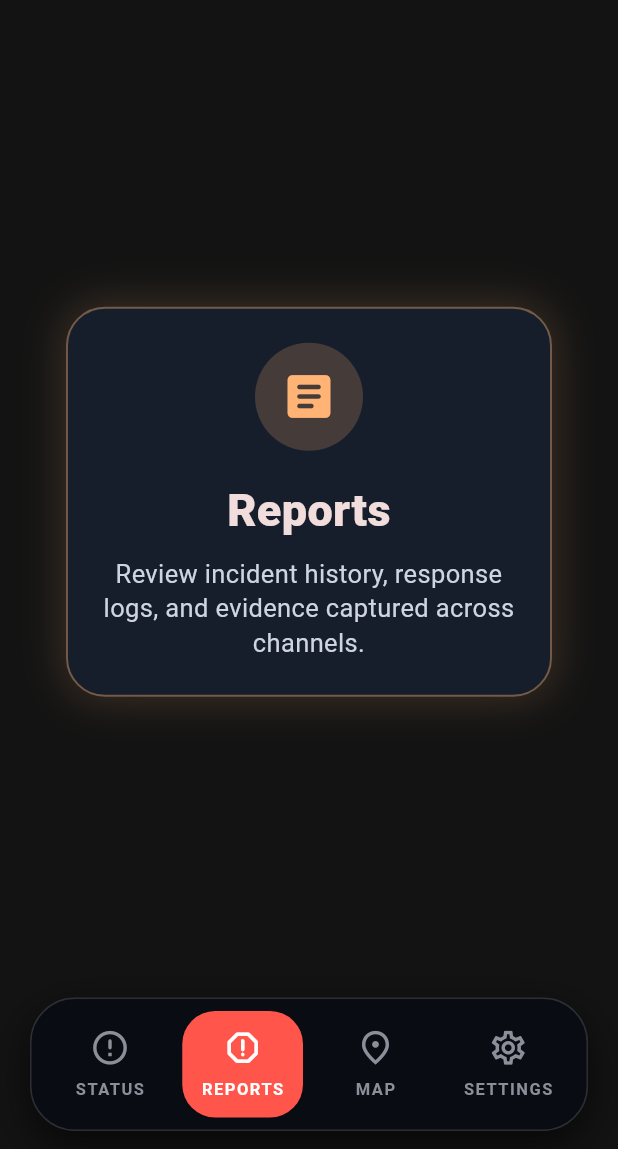
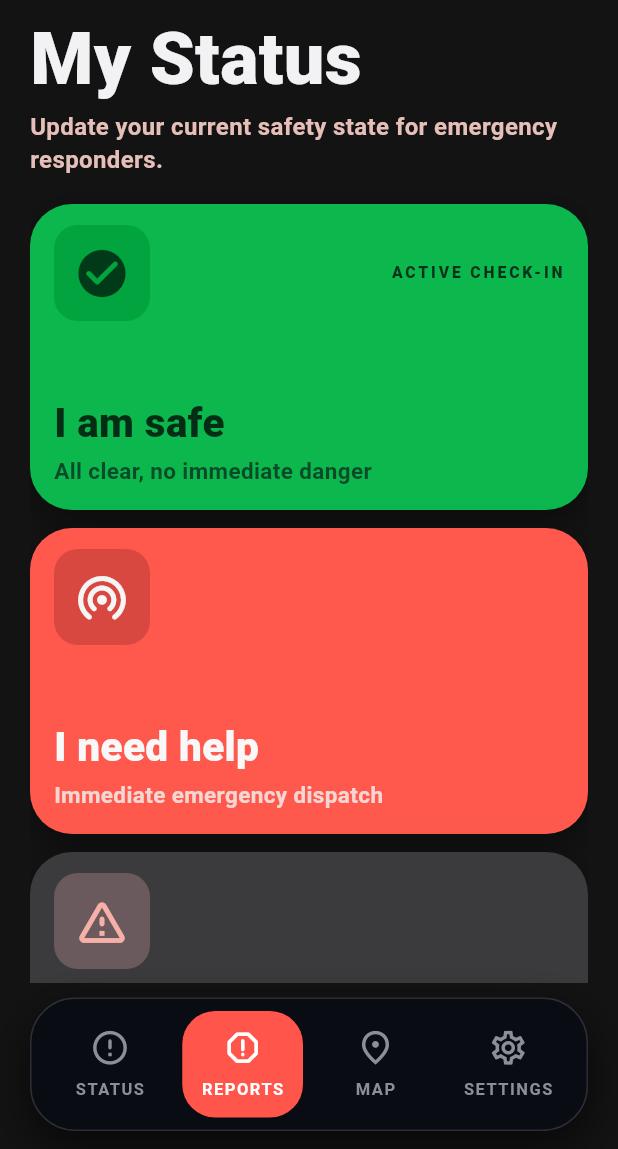
Before and after one commit to devansharora18/argos, a Flutter app: the screen it shows after launch, item 2 of the bottom bar chosen, on a phone screen of 412 x 824 dp, the part 87-1236 px from its top. Run offline on Flutter 3.47's test engine with Material 3 defaults, Android fonts, the phone set to English and light mode, and no system bars; our stand-ins replace flutter_riverpod.

Commit message:
feat: add ReportsStatusPage with routing and UI for status updates

```diff
--- a/argos_app/lib/routing/app_router.dart
+++ b/argos_app/lib/routing/app_router.dart
@@ -4,6 +4,7 @@ import '../models/argos_tab.dart';
 import '../screens/action_page.dart';
 import '../screens/argos_home_page.dart';
 import '../screens/map_alert_page.dart';
+import '../screens/reports_status_page.dart';
 import '../screens/text_report_page.dart';
 import '../screens/voice_report_page.dart';
 import 'app_routes.dart';
@@ -53,14 +54,9 @@ class AppRouter {
           beginOffset: const Offset(0, -0.2),
         );
       case AppRoutes.reports:
-        return _buildActionRoute(
+        return _buildReportsRoute(
           settings: settings,
           selectedTab: ArgosTab.reports,
-          title: 'Reports',
-          subtitle:
-              'Review incident history, response logs, and evidence captured across channels.',
-          icon: Icons.article_rounded,
-          accent: const Color(0xFFFFB476),
           beginOffset: const Offset(0.14, 0),
         );
       case AppRoutes.map:
@@ -221,4 +217,35 @@ class AppRouter {
       },
     );
   }
+
+  static Route<void> _buildReportsRoute({
+    required RouteSettings settings,
+    required ArgosTab selectedTab,
+    required Offset beginOffset,
+  }) {
+    return PageRouteBuilder<void>(
+      settings: settings,
+      transitionDuration: const Duration(milliseconds: 320),
+      reverseTransitionDuration: const Duration(milliseconds: 220),
+      pageBuilder: (_, __, ___) => ReportsStatusPage(selectedTab: selectedTab),
+      transitionsBuilder: (_, animation, __, child) {
+        final curved = CurvedAnimation(
+          parent: animation,
+          curve: Curves.easeOutCubic,
+          reverseCurve: Curves.easeInCubic,
+        );
+
+        return FadeTransition(
+          opacity: curved,
+          child: SlideTransition(
+            position: Tween<Offset>(
+              begin: beginOffset,
+              end: Offset.zero,
+            ).animate(curved),
+            child: child,
+          ),
+        );
+      },
+    );
+  }
 }
--- /dev/null
+++ b/argos_app/lib/screens/reports_status_page.dart
@@ -0,0 +1,469 @@
+import 'dart:math' as math;
+
+import 'package:flutter/material.dart';
+
+import '../models/argos_tab.dart';
+import '../widgets/argos_screen_shell.dart';
+
+class ReportsStatusPage extends StatelessWidget {
+  const ReportsStatusPage({super.key, this.selectedTab = ArgosTab.reports});
+
+  final ArgosTab selectedTab;
+
+  @override
+  Widget build(BuildContext context) {
+    return ArgosScreenShell(
+      selectedTab: selectedTab,
+      child: SingleChildScrollView(
+        physics: const BouncingScrollPhysics(
+          parent: AlwaysScrollableScrollPhysics(),
+        ),
+        child: Column(
+          crossAxisAlignment: CrossAxisAlignment.start,
+          children: const [
+            SizedBox(height: 2),
+            Text(
+              'My Status',
+              style: TextStyle(
+                color: Color(0xFFF2F2F4),
+                fontSize: 48,
+                fontWeight: FontWeight.w800,
+                height: 1,
+              ),
+            ),
+            SizedBox(height: 10),
+            Text(
+              'Update your current safety state for emergency responders.',
+              style: TextStyle(
+                color: Color(0xFFE6BFB8),
+                fontSize: 16,
+                fontWeight: FontWeight.w600,
+                height: 1.35,
+              ),
+            ),
+            SizedBox(height: 18),
+            _StatusCard(
+              backgroundColor: Color(0xFF0CB74E),
+              tileColor: Color(0xFF01A43E),
+              icon: Icons.check_circle_rounded,
+              iconColor: Color(0xFF013A18),
+              title: 'I am safe',
+              subtitle: 'All clear, no immediate danger',
+              titleColor: Color(0xFF032D15),
+              subtitleColor: Color(0xFF094B27),
+              badgeText: 'ACTIVE CHECK-IN',
+              badgeColor: Color(0xFF043317),
+            ),
+            SizedBox(height: 12),
+            _StatusCard(
+              backgroundColor: Color(0xFFFF594E),
+              tileColor: Color(0xFFD94840),
+              icon: Icons.wifi_tethering_rounded,
+              iconColor: Color(0xFFF5F5F6),
+              title: 'I need help',
+              subtitle: 'Immediate emergency dispatch',
+              titleColor: Color(0xFFF8F8F9),
+              subtitleColor: Color(0xFFF4D6D2),
+            ),
+            SizedBox(height: 12),
+            _StatusCard(
+              backgroundColor: Color(0xFF3B3B3E),
+              tileColor: Color(0xFF6B5A5D),
+              icon: Icons.warning_amber_rounded,
+              iconColor: Color(0xFFF6B0A8),
+              title: 'I am stuck',
+              subtitle: 'Require assistance, non-critical',
+              titleColor: Color(0xFFE4E2E3),
+              subtitleColor: Color(0xFFE2BDB8),
+            ),
+            SizedBox(height: 20),
+            _LiveLocationSection(),
+            SizedBox(height: 12),
+            _MapPreviewCard(),
+            SizedBox(height: 12),
+            _SafetyGuidanceCard(),
+            SizedBox(height: 8),
+          ],
+        ),
+      ),
+    );
+  }
+}
+
+class _StatusCard extends StatelessWidget {
+  const _StatusCard({
+    required this.backgroundColor,
+    required this.tileColor,
+    required this.icon,
+    required this.iconColor,
+    required this.title,
+    required this.subtitle,
+    required this.titleColor,
+    required this.subtitleColor,
+    this.badgeText,
+    this.badgeColor,
+  });
+
+  final Color backgroundColor;
+  final Color tileColor;
+  final IconData icon;
+  final Color iconColor;
+  final String title;
+  final String subtitle;
+  final Color titleColor;
+  final Color subtitleColor;
+  final String? badgeText;
+  final Color? badgeColor;
+
+  @override
+  Widget build(BuildContext context) {
+    return Container(
+      width: double.infinity,
+      padding: const EdgeInsets.fromLTRB(16, 14, 16, 16),
+      decoration: BoxDecoration(
+        color: backgroundColor,
+        borderRadius: BorderRadius.circular(28),
+        boxShadow: const [
+          BoxShadow(
+            color: Color(0x66000000),
+            blurRadius: 18,
+            offset: Offset(0, 8),
+          ),
+        ],
+      ),
+      child: Column(
+        crossAxisAlignment: CrossAxisAlignment.start,
+        children: [
+          Row(
+            children: [
+              Container(
+                width: 64,
+                height: 64,
+                decoration: BoxDecoration(
+                  color: tileColor,
+                  borderRadius: BorderRadius.circular(16),
+                ),
+                child: Icon(icon, color: iconColor, size: 38),
+              ),
+              const Spacer(),
+              if (badgeText != null)
+                Text(
+                  badgeText!,
+                  style: TextStyle(
+                    color: badgeColor ?? const Color(0xFF112113),
+                    fontSize: 10.5,
+                    letterSpacing: 1.9,
+                    fontWeight: FontWeight.w800,
+                  ),
+                ),
+            ],
+          ),
+          const SizedBox(height: 54),
+          Text(
+            title,
+            style: TextStyle(
+              color: titleColor,
+              fontSize: 27,
+              fontWeight: FontWeight.w800,
+              height: 1,
+            ),
+          ),
+          const SizedBox(height: 8),
+          Text(
+            subtitle,
+            style: TextStyle(
+              color: subtitleColor,
+              fontSize: 15,
+              fontWeight: FontWeight.w600,
+            ),
+          ),
+        ],
+      ),
+    );
+  }
+}
+
+class _LiveLocationSection extends StatelessWidget {
+  const _LiveLocationSection();
+
+  @override
+  Widget build(BuildContext context) {
+    return Padding(
+      padding: const EdgeInsets.symmetric(horizontal: 6),
+      child: Column(
+        crossAxisAlignment: CrossAxisAlignment.start,
+        children: [
+          const Row(
+            mainAxisSize: MainAxisSize.min,
+            children: [
+              Icon(Icons.near_me_rounded, color: Color(0xFF8AB2FF), size: 18),
+              SizedBox(width: 6),
+              Text(
+                'LIVE LOCATION',
+                style: TextStyle(
+                  color: Color(0xFFF5BDB4),
+                  fontSize: 12,
+                  letterSpacing: 2.2,
+                  fontWeight: FontWeight.w800,
+                ),
+              ),
+            ],
+          ),
+          const SizedBox(height: 10),
+          const Text(
+            '247 Harrison Street',
+            style: TextStyle(
+              color: Color(0xFFF1F1F3),
+              fontSize: 24,
+              fontWeight: FontWeight.w800,
+            ),
+          ),
+          const SizedBox(height: 3),
+          const Text(
+            'Lower East Side, Manhattan\nNew York, NY 10002',
+            style: TextStyle(
+              color: Color(0xFFE6C3BD),
+              fontSize: 17,
+              fontWeight: FontWeight.w600,
+              height: 1.32,
+            ),
+          ),
+          const SizedBox(height: 12),
+          Container(
+            padding: const EdgeInsets.symmetric(horizontal: 12, vertical: 8),
+            decoration: BoxDecoration(
+              color: const Color(0xFF2D3444),
+              borderRadius: BorderRadius.circular(14),
+            ),
+            child: const Row(
+              mainAxisSize: MainAxisSize.min,
+              children: [
+                Icon(
+                  Icons.gps_fixed_rounded,
+                  size: 16,
+                  color: Color(0xFF9BC0FF),
+                ),
+                SizedBox(width: 6),
+                Text(
+                  'GPS ACCURACY: 4M',
+                  style: TextStyle(
+                    color: Color(0xFF9BC0FF),
+                    fontSize: 11.5,
+                    fontWeight: FontWeight.w800,
+                    letterSpacing: 0.7,
+                  ),
+                ),
+              ],
+            ),
+          ),
+        ],
+      ),
+    );
+  }
+}
+
+class _MapPreviewCard extends StatelessWidget {
+  const _MapPreviewCard();
+
+  @override
+  Widget build(BuildContext context) {
+    return Container(
+      width: double.infinity,
+      height: 248,
+      decoration: BoxDecoration(
+        borderRadius: BorderRadius.circular(24),
+        color: const Color(0xFF141418),
+        boxShadow: const [
+          BoxShadow(
+            color: Color(0x7F000000),
+            blurRadius: 24,
+            offset: Offset(0, 12),
+          ),
+        ],
+      ),
+      child: Stack(
+        children: [
+          Positioned.fill(
+            child: ClipRRect(
+              borderRadius: BorderRadius.circular(24),
+              child: CustomPaint(painter: _MapGridPainter()),
+            ),
+          ),
+          Center(
+            child: Container(
+              width: 18,
+              height: 18,
+              decoration: const BoxDecoration(
+                color: Color(0xFFF6A49A),
+                shape: BoxShape.circle,
+              ),
+            ),
+          ),
+          Center(
+            child: Container(
+              width: 34,
+              height: 34,
+              decoration: BoxDecoration(
+                color: const Color(0x44F6A49A),
+                shape: BoxShape.circle,
+                border: Border.all(color: const Color(0x66FFFFFF)),
+              ),
+            ),
+          ),
+          Align(
+            alignment: Alignment.bottomCenter,
+            child: Padding(
+              padding: const EdgeInsets.only(bottom: 10),
+              child: Container(
+                width: 120,
+                height: 10,
+                decoration: BoxDecoration(
+                  color: const Color(0x66FFFFFF),
+                  borderRadius: BorderRadius.circular(100),
+                  boxShadow: const [
+                    BoxShadow(
+                      color: Color(0x88FFFFFF),
+                      blurRadius: 16,
+                      spreadRadius: 1,
+                    ),
+                  ],
+                ),
+              ),
+            ),
+          ),
+        ],
+      ),
+    );
+  }
+}
+
+class _MapGridPainter extends CustomPainter {
+  @override
+  void paint(Canvas canvas, Size size) {
+    final rect = Offset.zero & size;
+
+    final bgPaint = Paint()
+      ..shader = const RadialGradient(
+        center: Alignment.center,
+        radius: 1.05,
+        colors: [Color(0xFF2A1F1D), Color(0xFF1A1A1D), Color(0xFF121216)],
+        stops: [0, 0.55, 1],
+      ).createShader(rect);
+    canvas.drawRect(rect, bgPaint);
+
+    final linePaint = Paint()
+      ..color = const Color(0x2FFFFFFF)
+      ..strokeWidth = 1;
+
+    const radialLines = 22;
+    final center = size.center(Offset.zero);
+    final radius = size.shortestSide * 0.72;
+
+    for (var i = 0; i < radialLines; i++) {
+      final angle = (2 * math.pi * i) / radialLines;
+      final end = Offset(
+        center.dx + radius * math.cos(angle),
+        center.dy + radius * math.sin(angle),
+      );
+      canvas.drawLine(center, end, linePaint);
+    }
+
+    for (var r = 22.0; r <= radius; r += 16) {
+      canvas.drawCircle(center, r, linePaint);
+    }
+  }
+
+  @override
+  bool shouldRepaint(covariant CustomPainter oldDelegate) => false;
+}
+
+class _SafetyGuidanceCard extends StatelessWidget {
+  const _SafetyGuidanceCard();
+
+  @override
+  Widget build(BuildContext context) {
+    return Container(
+      width: double.infinity,
+      padding: const EdgeInsets.fromLTRB(16, 16, 16, 18),
+      decoration: BoxDecoration(
+        color: const Color(0xFF191B22),
+        borderRadius: BorderRadius.circular(24),
+      ),
+      child: const Column(
+        crossAxisAlignment: CrossAxisAlignment.start,
+        children: [
+          Text(
+            'Safety Guidance',
+            style: TextStyle(
+              color: Color(0xFFF0F0F2),
+              fontSize: 23,
+              fontWeight: FontWeight.w700,
+            ),
+          ),
+          SizedBox(height: 14),
+          _GuidanceRow(
+            icon: Icons.shield_outlined,
+            title: 'Emergency Contacts',
+            description:
+                'Your emergency contacts have\nbeen notified of your status.',
+          ),
+          SizedBox(height: 12),
+          _GuidanceRow(
+            icon: Icons.support_agent_rounded,
+            title: 'Direct Line',
+            description:
+                'Tap and hold SOS for 3 seconds to\ncall 911 directly.',
+          ),
+        ],
+      ),
+    );
+  }
+}
+
+class _GuidanceRow extends StatelessWidget {
+  const _GuidanceRow({
+    required this.icon,
+    required this.title,
+    required this.description,
+  });
+
+  final IconData icon;
+  final String title;
+  final String description;
+
+  @override
+  Widget build(BuildContext context) {
+    return Row(
+      crossAxisAlignment: CrossAxisAlignment.start,
+      children: [
+        Icon(icon, color: const Color(0xFF9DBDFF), size: 30),
+        const SizedBox(width: 10),
+        Expanded(
+          child: Column(
+            crossAxisAlignment: CrossAxisAlignment.start,
+            children: [
+              Text(
+                title,
+                style: const TextStyle(
+                  color: Color(0xFFE7E7EA),
+                  fontSize: 17,
+                  fontWeight: FontWeight.w700,
+                ),
+              ),
+              const SizedBox(height: 4),
+              Text(
+                description,
+                style: const TextStyle(
+                  color: Color(0xFFE0C1BB),
+                  fontSize: 14,
+                  fontWeight: FontWeight.w500,
+                  height: 1.35,
+                ),
+              ),
+            ],
+          ),
+        ),
+      ],
+    );
+  }
+}
```
